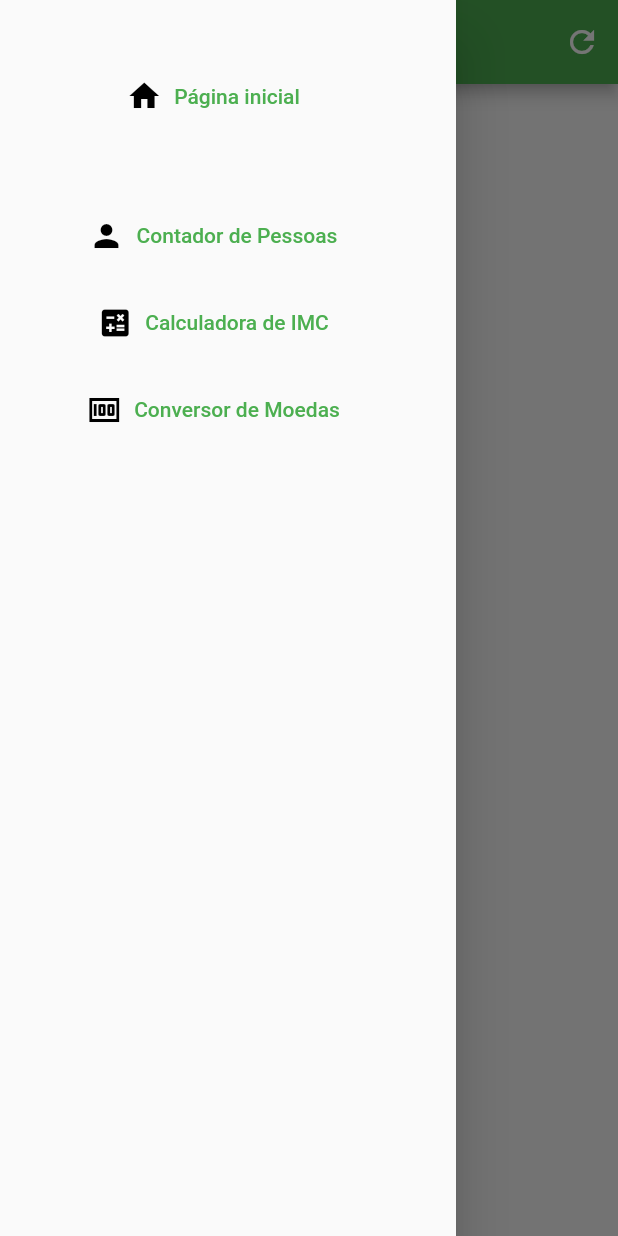
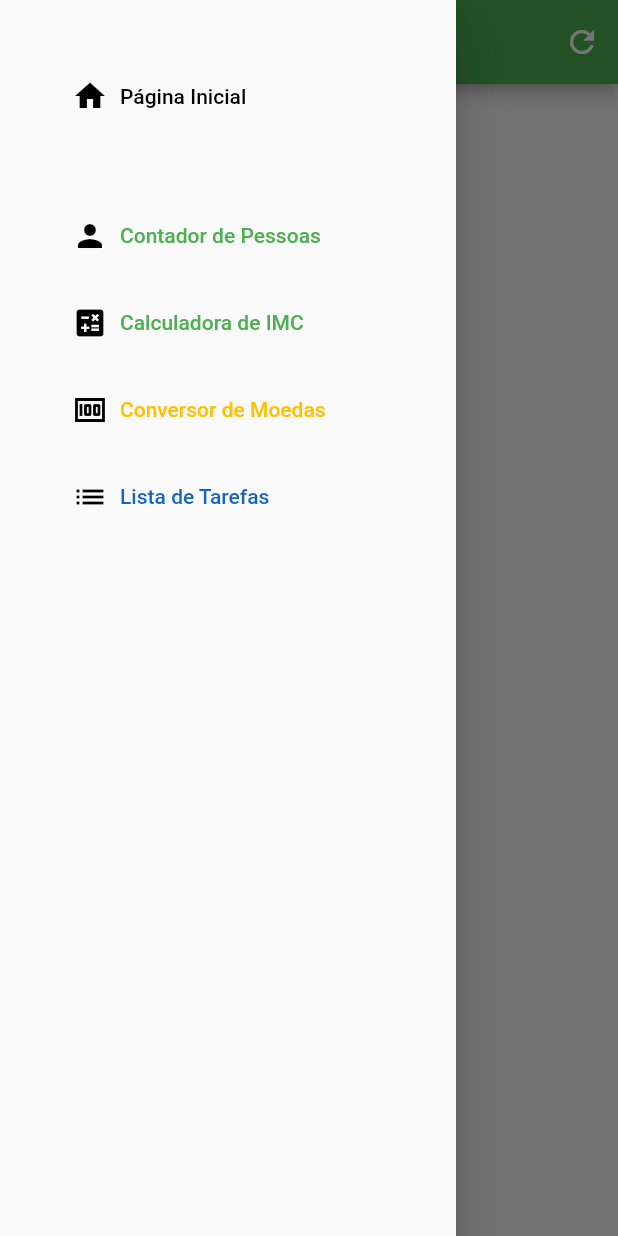
Before and after one commit to matheusAparicio/flutterStudies, a Flutter app: the screen it shows after launch, with the side drawer open, on a phone screen of 412 x 824 dp. Run offline on Flutter 3.47's test engine with Material 2 defaults, Android fonts, the phone set to English and light mode, and no system bars.

Commit message:
adicao lista de tarefas

```diff
--- a/lib/my_drawer.dart
+++ b/lib/my_drawer.dart
@@ -3,22 +3,21 @@ import 'package:estudos_flutter1/home_page.dart';
 import 'package:estudos_flutter1/person_counter.dart';
 import 'package:estudos_flutter1/imc_calculator.dart';
 import 'package:estudos_flutter1/currency_converter.dart';
-
+import 'package:estudos_flutter1/todo_list.dart';
 
 class MyDrawer extends StatelessWidget {
   const MyDrawer({Key? key}) : super(key: key);
 
   @override
   Widget build(BuildContext context) {
-
     void gotoHomePage() {
       Navigator.pushReplacement(
           context, MaterialPageRoute(builder: (context) => const HomePage()));
     }
 
     void gotoPersonCounter() {
-    Navigator.pushReplacement(
-        context, MaterialPageRoute(builder: (context) => const PersonCounter()));
+      Navigator.pushReplacement(context,
+          MaterialPageRoute(builder: (context) => const PersonCounter()));
     }
 
     void gotoImcCalculator() {
@@ -26,9 +25,26 @@ class MyDrawer extends StatelessWidget {
           MaterialPageRoute(builder: (context) => const ImcCalculator()));
     }
 
-  void gotoCurrencyConverter() {
-    Navigator.pushReplacement(context,
+    Future<dynamic> gotoCurrencyConverter() {
+      return Navigator.pushReplacement(context,
           MaterialPageRoute(builder: (context) => const CurrencyConverter()));
+    }
+
+    void gotoToDoList() {
+      Navigator.pushReplacement(
+          context, MaterialPageRoute(builder: (context) => const ToDoList()));
+    }
+
+    Widget buttonDrawer(
+        {String? buttonName,
+        IconData? buttonIcon,
+        Color? buttonColor,
+        required VoidCallback buttonPressed}) {
+      return TextButton.icon(
+          style: const ButtonStyle(alignment: Alignment.centerLeft),
+          onPressed: ()=> buttonPressed,
+          icon: Icon(buttonIcon, color: buttonColor),
+          label: Text(buttonName!, style: TextStyle(color: buttonColor)));
     }
 
     return Drawer(
@@ -36,25 +52,38 @@ class MyDrawer extends StatelessWidget {
         padding: const EdgeInsets.fromLTRB(40, 40, 60, 80),
         child: ListView(
           children: [
-              TextButton.icon(
-                  onPressed: gotoHomePage,
-                  icon: const Icon(Icons.home, color: Colors.black),
-                  label: const Text("Página inicial")),
+            buttonDrawer(
+                buttonName: "Página Inicial",
+                buttonColor: Colors.black,
+                buttonIcon: Icons.home,
+                buttonPressed: ()=>gotoHomePage()),
             const SizedBox(height: 45),
             TextButton.icon(
+                style: const ButtonStyle(alignment: Alignment.centerLeft),
                 onPressed: gotoPersonCounter,
                 icon: const Icon(Icons.person, color: Colors.black),
                 label: const Text("Contador de Pessoas")),
             const SizedBox(height: 10),
             TextButton.icon(
+                style: const ButtonStyle(alignment: Alignment.centerLeft),
                 onPressed: gotoImcCalculator,
                 icon: const Icon(Icons.calculate, color: Colors.black),
                 label: const Text("Calculadora de IMC")),
             const SizedBox(height: 10),
             TextButton.icon(
+                style: const ButtonStyle(alignment: Alignment.centerLeft),
                 onPressed: gotoCurrencyConverter,
                 icon: const Icon(Icons.money, color: Colors.black),
-                  label: const Text("Conversor de Moedas")),
+                label: const Text("Conversor de Moedas",
+                    style: TextStyle(color: Colors.amber))),
+            const SizedBox(height: 10),
+            TextButton.icon(
+              style: const ButtonStyle(alignment: Alignment.centerLeft),
+              onPressed: gotoToDoList,
+              icon: const Icon(Icons.list, color: Colors.black),
+              label: Text("Lista de Tarefas",
+                  style: TextStyle(color: Colors.blue[800])),
+            ),
           ],
         ),
       ),
```
Also changed, not shown: lib/todo_list.dart (added, +32 -0 lines). Lines whose indentation alone changed are shown as unchanged.
